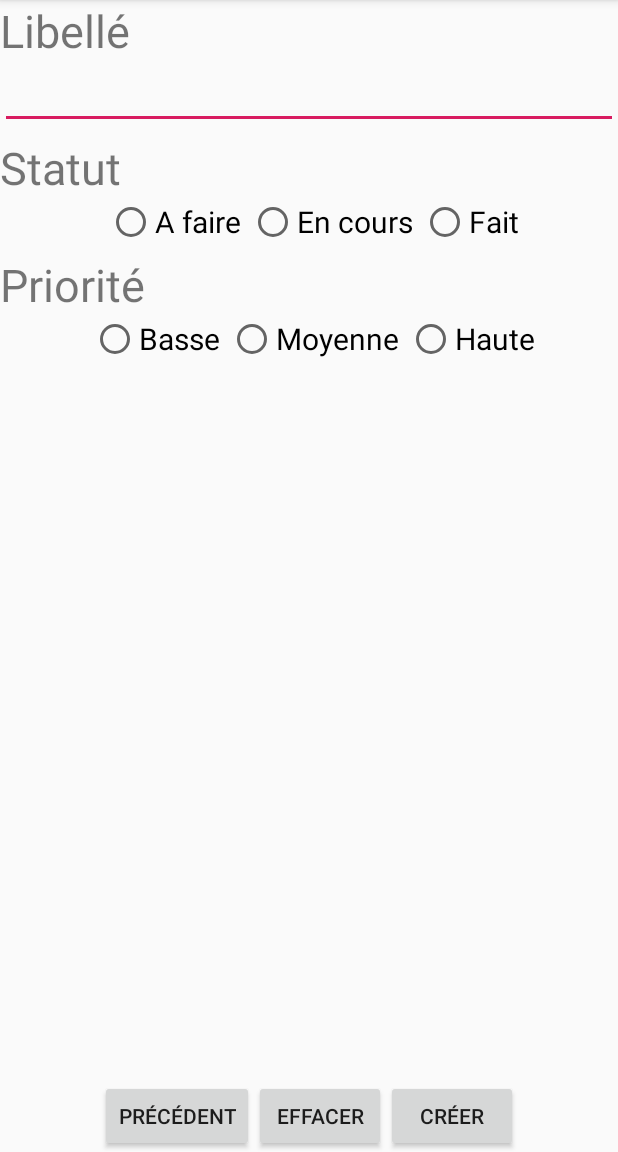
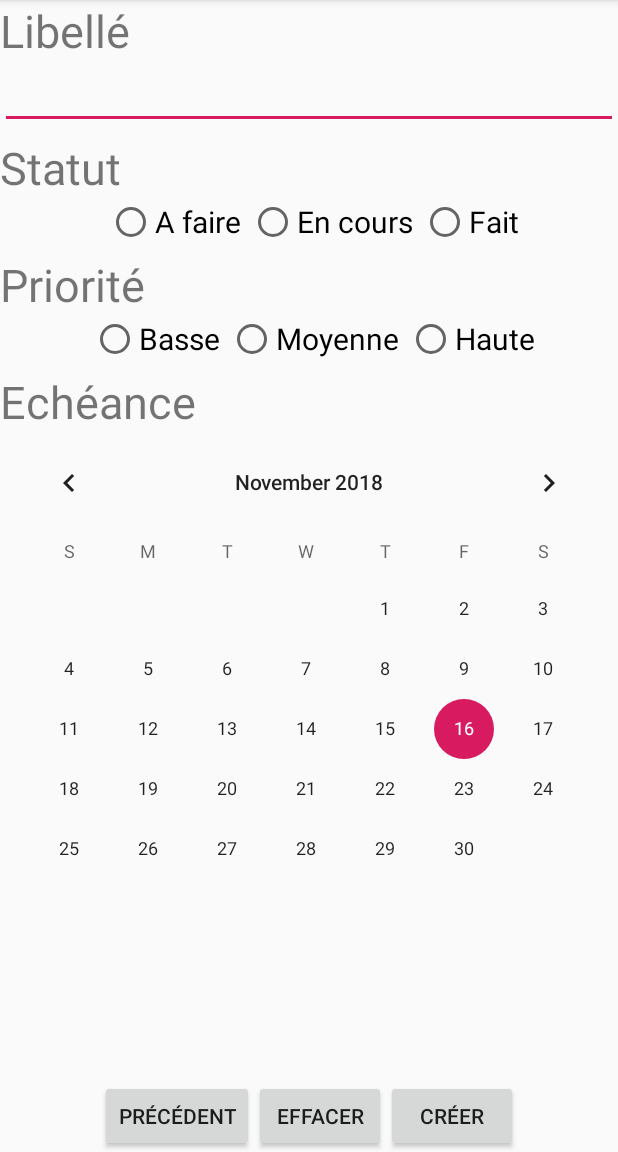
Before and after one commit to ThomasCaud/todo-list-android, an Android app: the AddTaskActivity screen opened directly, with no data from a screen before it, on a phone screen of 412 x 824 dp, the part 84-1236 px from its top. Run offline under Robolectric (Android 15) with nearby library versions, the phone set to English and light mode, and no system bars.

Commit message:
Manage deadline

```diff
--- a/app/src/main/java/com/example/thomas/tp2/AddTaskActivity.java
+++ b/app/src/main/java/com/example/thomas/tp2/AddTaskActivity.java
@@ -5,6 +5,7 @@ import android.os.Bundle;
 import android.support.v7.app.AppCompatActivity;
 import android.view.View;
 import android.widget.Button;
+import android.widget.CalendarView;
 import android.widget.EditText;
 import android.widget.RadioButton;
 import android.widget.RadioGroup;
@@ -13,9 +14,12 @@ import android.widget.Toast;
 import com.example.thomas.tp2.model.Task;
 
 import java.util.ArrayList;
+import java.util.Calendar;
 import java.util.Date;
 
 public class AddTaskActivity extends AppCompatActivity {
+    private Date selectedDate;
+
     private void goToMainPage(ArrayList<Task> tasks) {
         Intent newIntent = new Intent(AddTaskActivity.this, MainActivity.class);
         Bundle args = new Bundle();
@@ -60,6 +64,10 @@ public class AddTaskActivity extends AppCompatActivity {
         rbLow.setChecked(false);
         rbMedium.setChecked(false);
         rbHigh.setChecked(false);
+
+        // Deadline
+        CalendarView cvDeadline = findViewById(R.id.cvDeadline);
+        cvDeadline.setDate(new Date().getTime());
     }
 
     private void setClearButtonListener() {
@@ -76,18 +84,28 @@ public class AddTaskActivity extends AppCompatActivity {
         boolean isValid = true;
         EditText label = findViewById(R.id.etLabel);
         if(label.getText().toString().length() == 0) {
+            // label checking
             Toast.makeText(getApplicationContext(), "Le label doit être renseigné", Toast.LENGTH_LONG).show();
             isValid = false;
         } else {
             RadioGroup rgStatus = findViewById(R.id.rgStatus);
             if(rgStatus.getCheckedRadioButtonId() == -1) {
+                // statut checking
                 Toast.makeText(getApplicationContext(), "Le statut doit être renseigné", Toast.LENGTH_LONG).show();
                 isValid = false;
             } else {
                 RadioGroup rgPriority = findViewById(R.id.rgPriority);
                 if(rgPriority.getCheckedRadioButtonId() == -1) {
+                    // priority checking
                     Toast.makeText(getApplicationContext(), "La priorité doit être renseignée", Toast.LENGTH_LONG).show();
                     isValid = false;
+                } else {
+
+                    if(selectedDate.before(new Date().)) {
+                        // date checking
+                        Toast.makeText(getApplicationContext(), "La date d'échéance ne peut pas être antérieure à la date du jour", Toast.LENGTH_LONG).show();
+                        isValid = false;
+                    }
                 }
             }
         }
@@ -131,13 +149,28 @@ public class AddTaskActivity extends AppCompatActivity {
                 if(isValidTask()) {
                     EditText label = findViewById(R.id.etLabel);
 
-                    Task newTask = new Task(label.getText().toString(), getCheckedStatut(), getCheckedPriority(), new Date());
+                    Task newTask = new Task(label.getText().toString(), getCheckedStatut(), getCheckedPriority(), selectedDate);
 
                     ArrayList<Task> tasks = getTasks();
                     tasks.add(newTask);
 
                     goToMainPage(tasks);
                 }
+            }
+        });
+    }
+
+    private void setDeadlineListener() {
+        CalendarView cvDeadline = findViewById(R.id.cvDeadline);
+        selectedDate = new Date();
+
+        cvDeadline.setOnDateChangeListener(new CalendarView.OnDateChangeListener() {
+            @Override
+            public void onSelectedDayChange(CalendarView view, int year, int month, int day) {
+                Calendar c = Calendar.getInstance();
+                c.set(year, month, day);
+                long eventOccursOn =  c.getTimeInMillis();
+                selectedDate = new Date(eventOccursOn);
             }
         });
     }
@@ -150,5 +183,6 @@ public class AddTaskActivity extends AppCompatActivity {
         setPreviousButtonListener();
         setClearButtonListener();
         setCreateButtonListener();
+        setDeadlineListener();
     }
 }
--- a/app/src/main/res/layout/activity_new_task.xml
+++ b/app/src/main/res/layout/activity_new_task.xml
@@ -100,6 +100,19 @@
                 android:textSize="@dimen/sizeRbItem"
                 android:text="@string/high"/>
         </RadioGroup>
+
+        <TextView
+            android:id="@+id/tvDeadline"
+            android:layout_width="match_parent"
+            android:layout_height="wrap_content"
+            android:text="@string/deadline"
+            android:textSize="@dimen/size_primary"
+            android:layout_marginTop="@dimen/between_item"/>
+
+        <CalendarView
+            android:id="@+id/cvDeadline"
+            android:layout_width="fill_parent"
+            android:layout_height="fill_parent"/>
     </LinearLayout>
 
     <RelativeLayout
```
